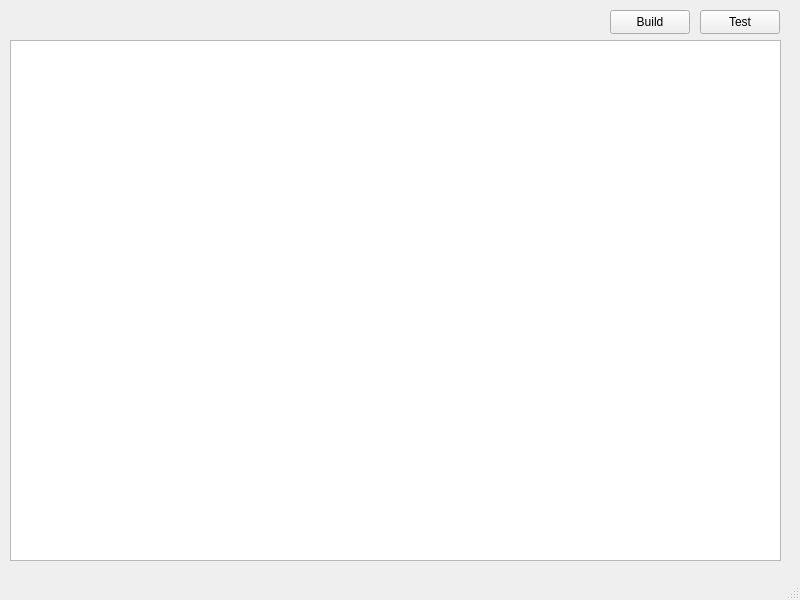
Qt form mainide.ui (FrostySF/web-ide) before a commit.
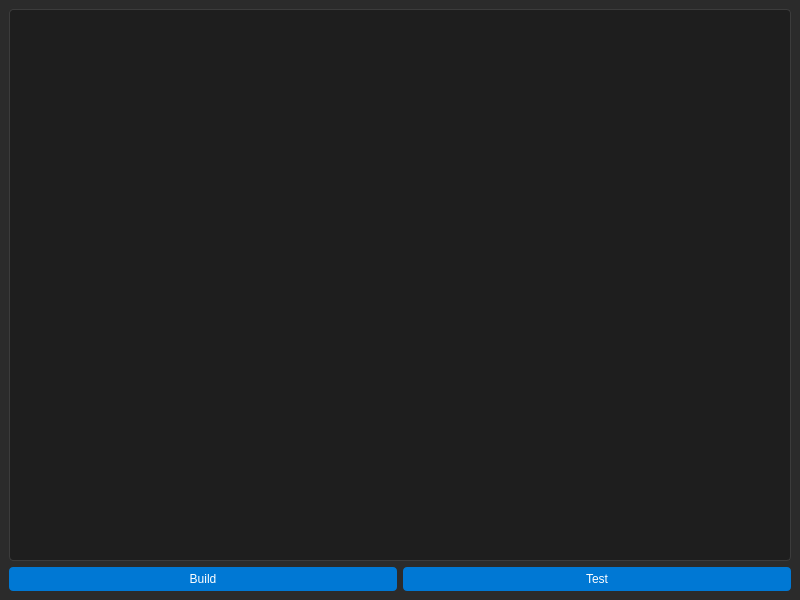
The same form after that commit.

Patch:
```diff
--- a/mainide.ui
+++ b/mainide.ui
@@ -10,67 +10,70 @@
     <height>600</height>
    </rect>
   </property>
+  <property name="minimumSize">
+   <size>
+    <width>800</width>
+    <height>600</height>
+   </size>
+  </property>
   <property name="windowTitle">
    <string>MainIDE</string>
   </property>
+  <property name="styleSheet">
+   <string notr="true">QMainWindow {
+    background-color: #2b2b2b;
+}
+
+QTextEdit {
+    background-color: #1e1e1e;
+    color: #d4d4d4;
+    border: 1px solid #3c3c3c;
+    border-radius: 4px;
+    font-family: &quot;Courier&quot;;
+    font-size: 12pt;
+}
+
+QPushButton {
+    background-color: #0078d4;
+    color: white;
+    border: none;
+    padding: 5px 15px;
+    border-radius: 4px;
+}
+
+QPushButton:hover {
+    background-color: #1e90ff;
+}
+
+QPushButton:pressed {
+    background-color: #005a9e;
+}</string>
+  </property>
   <widget class="QWidget" name="centralwidget">
-   <widget class="QPushButton" name="build_button">
-    <property name="geometry">
-     <rect>
-      <x>610</x>
-      <y>10</y>
-      <width>80</width>
-      <height>24</height>
-     </rect>
-    </property>
-    <property name="text">
-     <string>Build</string>
-    </property>
-    <property name="checkable">
-     <bool>false</bool>
-    </property>
-    <property name="checked">
-     <bool>false</bool>
-    </property>
-    <property name="default">
-     <bool>false</bool>
-    </property>
-   </widget>
-   <widget class="QPushButton" name="test_run_button">
-    <property name="geometry">
-     <rect>
-      <x>700</x>
-      <y>10</y>
-      <width>80</width>
-      <height>24</height>
-     </rect>
-    </property>
-    <property name="text">
-     <string>Test</string>
-    </property>
-   </widget>
-   <widget class="QPlainTextEdit" name="plainTextEdit">
-    <property name="geometry">
-     <rect>
-      <x>10</x>
-      <y>40</y>
-      <width>771</width>
-      <height>521</height>
-     </rect>
-    </property>
-   </widget>
+   <layout class="QVBoxLayout" name="verticalLayout">
+    <item>
+     <widget class="QTextEdit" name="codeEditor"/>
+    </item>
+    <item>
+     <layout class="QHBoxLayout" name="horizontalLayout">
+      <item>
+       <widget class="QPushButton" name="build_button">
+        <property name="text">
+         <string>Build</string>
+        </property>
+       </widget>
+      </item>
+      <item>
+       <widget class="QPushButton" name="test_button">
+        <property name="text">
+         <string>Test</string>
+        </property>
+       </widget>
+      </item>
+     </layout>
+    </item>
+   </layout>
   </widget>
-  <widget class="QMenuBar" name="menubar">
-   <property name="geometry">
-    <rect>
-     <x>0</x>
-     <y>0</y>
-     <width>800</width>
-     <height>21</height>
-    </rect>
-   </property>
-  </widget>
-  <widget class="QStatusBar" name="statusbar"/>
  </widget>
  <resources/>
  <connections/>
```
Left out of the diff: 2 changed lines with no effect on the pictures.
